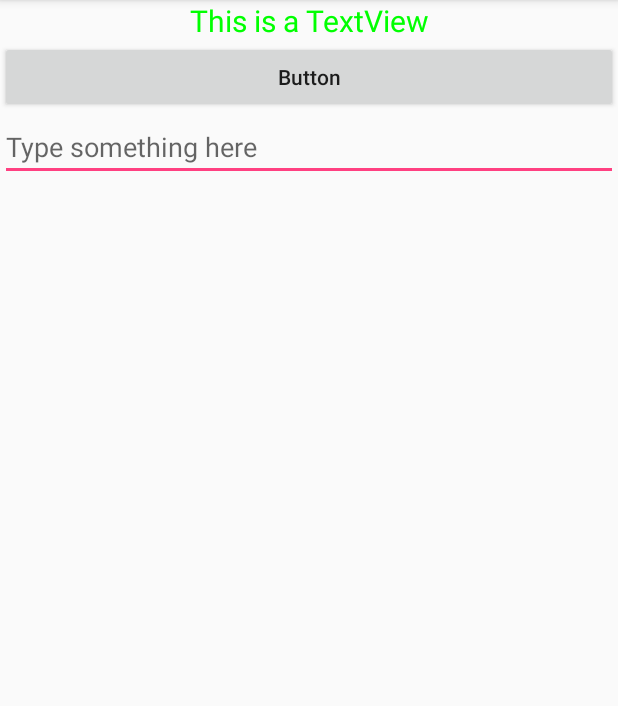
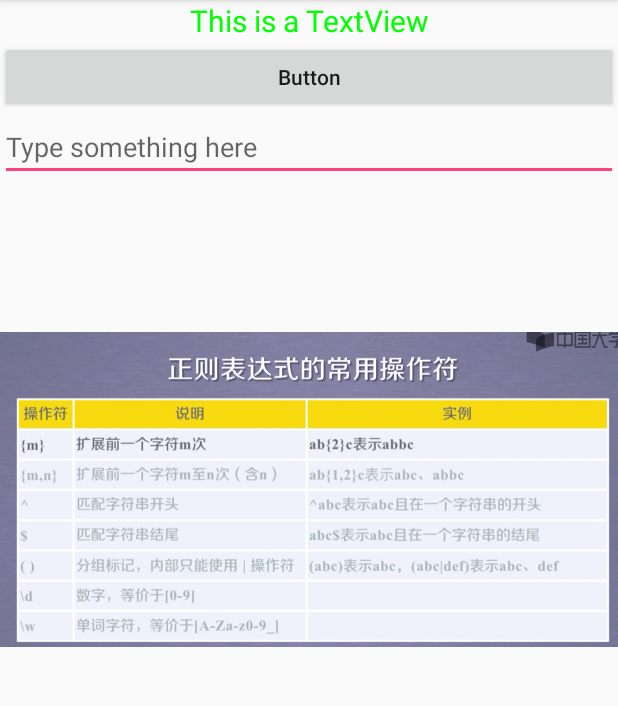
Before and after one commit to JackieTien97/AndroidUI_Tutorial, an Android app: the MainActivity screen opened directly, with no data from a screen before it, after a tap on "Button", on a phone screen of 412 x 824 dp, the part 84-790 px from its top. Run offline under Robolectric (Android 15) with nearby library versions, the phone set to English and light mode, and no system bars.

Commit message:
ImageView

```diff
--- a/UIWidgetTest/app/src/main/java/com/example/uiwidgettest/MainActivity.java
+++ b/UIWidgetTest/app/src/main/java/com/example/uiwidgettest/MainActivity.java
@@ -5,9 +5,14 @@ import android.os.Bundle;
 import android.view.View;
 import android.widget.Button;
 import android.widget.EditText;
+import android.widget.ImageView;
 import android.widget.Toast;
 
 public class MainActivity extends AppCompatActivity {
+
+    private EditText editText;
+
+    private ImageView imageView;
 
     @Override
     protected void onCreate(Bundle savedInstanceState) {
@@ -15,12 +20,12 @@ public class MainActivity extends AppCompatActivity {
         setContentView(R.layout.activity_main);
 
         Button button = (Button)findViewById(R.id.button);
-        final EditText editText = (EditText)findViewById(R.id.edit_text);
+        editText = (EditText)findViewById(R.id.edit_text);
+        imageView = (ImageView)findViewById(R.id.image_view);
         button.setOnClickListener(new View.OnClickListener() {
             @Override
             public void onClick(View view) {
-                String inputText = editText.getText().toString();
-                Toast.makeText(MainActivity.this, inputText, Toast.LENGTH_SHORT).show();
+                imageView.setImageResource(R.drawable.img_2);
             }
         });
     }
--- a/UIWidgetTest/app/src/main/res/layout/activity_main.xml
+++ b/UIWidgetTest/app/src/main/res/layout/activity_main.xml
@@ -26,4 +26,10 @@
         android:layout_height="wrap_content"
         android:hint="Type something here"
         android:maxLines="2"/>
+
+    <ImageView
+        android:id="@+id/image_view"
+        android:layout_width="wrap_content"
+        android:layout_height="wrap_content"
+        android:src="@drawable/img_1"/>
 </LinearLayout>
```
Also changed, not shown: UIWidgetTest/app/src/main/res/drawable-xhdpi/img_1.png (added), UIWidgetTest/app/src/main/res/drawable-xhdpi/img_2.png (added).
